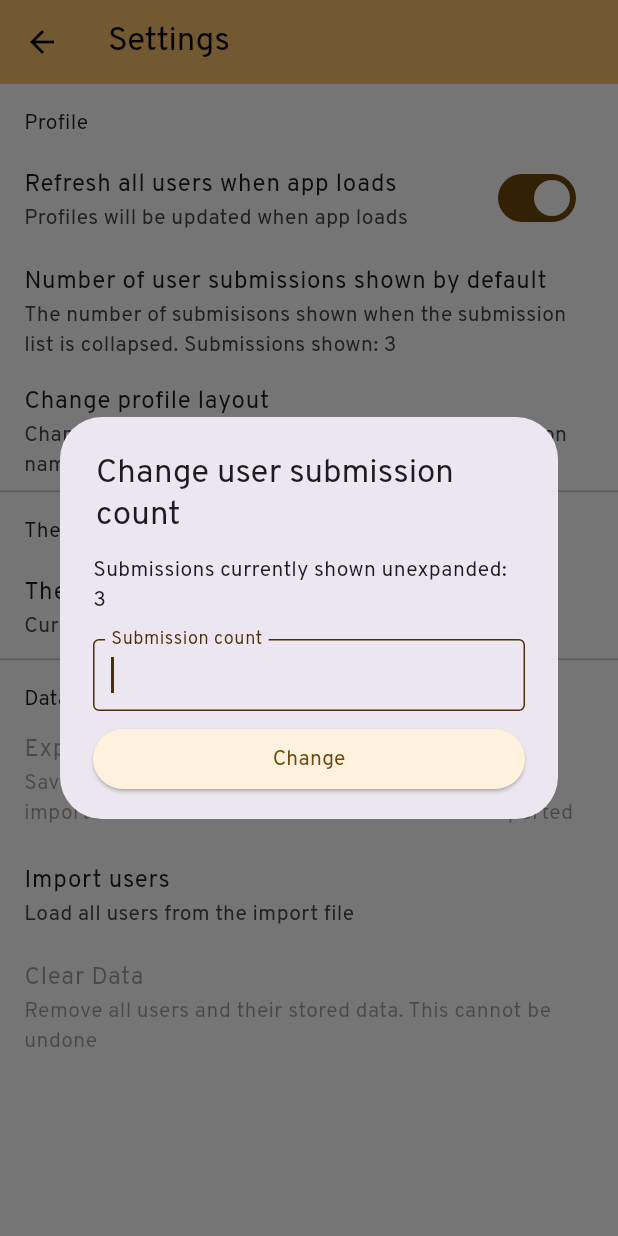
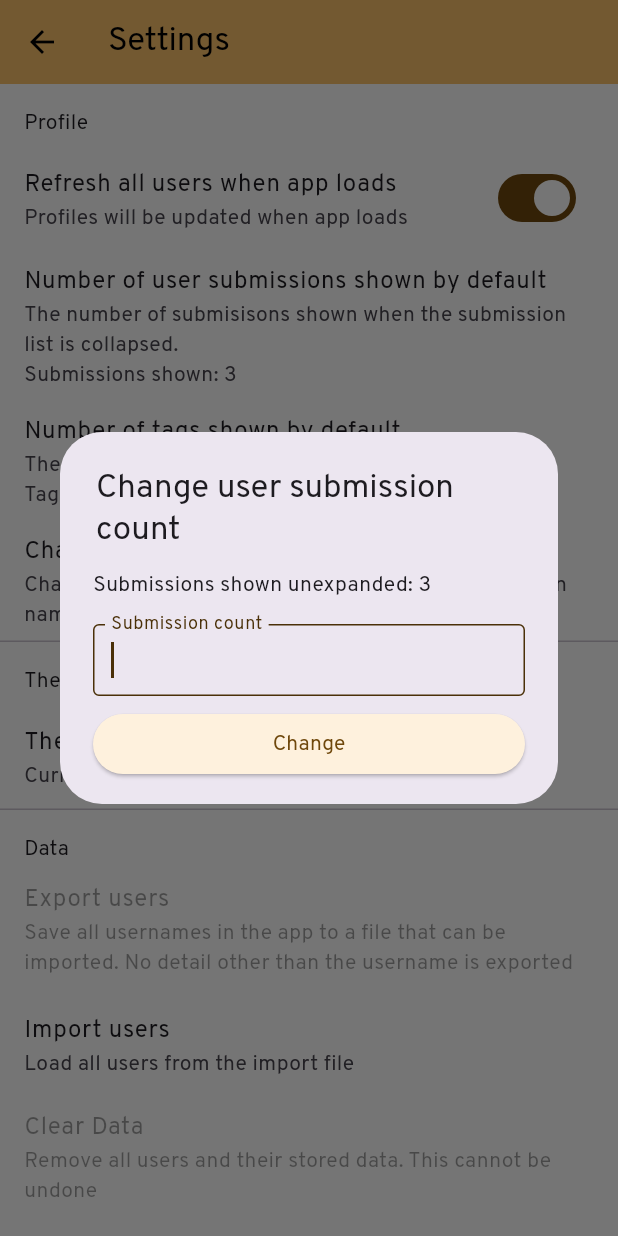
Before and after one commit to eterniter06/leetprofile, a Flutter app: the Settings screen opened directly, after a tap on "Number of user submissions shown by defa", on a phone screen of 412 x 824 dp. Run offline on Flutter 3.47's test engine with Material 2 defaults, Android fonts, the phone set to English and light mode, and no system bars; our stand-ins replace cached_network_image, csv, file_picker, fl_chart, flutter_heatmap_calendar, flutter_svg and 7 more; accounts and stored records are empty; generated files the repository leaves out were written again.

Commit message:
Add setting to set no. of tags shown before expanding

```diff
--- a/lib/database/settings_database.dart
+++ b/lib/database/settings_database.dart
@@ -69,4 +69,19 @@ class SettingsDatabase {
   static Future<void> saveProfileComponentsOrder(List<String> order) async {
     await _prefs!.setStringList('profileComponentOrder', order);
   }
+
+  static Future<void> changeNumberOfShownTags(int tags) async {
+    await _prefs!.setInt('tagsToShow', tags);
+  }
+
+  static int numberOfShownTags() {
+    int? count = _prefs!.getInt('tagsToShow');
+
+    if (count == null) {
+      int defaultSubmissionCount = 4;
+      changeNumberOfShownUserSubmissions(defaultSubmissionCount);
+      return defaultSubmissionCount;
+    }
+    return count;
+  }
 }
--- a/lib/pages/profile/components/skills_card.dart
+++ b/lib/pages/profile/components/skills_card.dart
@@ -1,5 +1,6 @@
 import 'package:flutter/material.dart';
 import 'package:ui_elements/change_notifiers/theme.dart';
+import 'package:ui_elements/database/settings_database.dart';
 
 import 'package:ui_elements/dataclass/user_class/userdata.dart';
 import 'package:ui_elements/interfaces.dart';
@@ -27,7 +28,7 @@ class SkillsCard extends StatefulWidget implements ClassName {
 }
 
 class _SkillsCardState extends State<SkillsCard> {
-  int minTags = 4;
+  late int minTags;
   List<Widget> intermediateWidgets = [];
   List<Widget> fundamentalWidgets = [];
   List<Widget> advancedWidgets = [];
@@ -35,6 +36,8 @@ class _SkillsCardState extends State<SkillsCard> {
   @override
   void initState() {
     super.initState();
+
+    minTags = SettingsDatabase.numberOfShownTags();
 
     if (widget.fundamentalSkills!.isNotEmpty) {
       for (TagsSolved skill in widget.fundamentalSkills!) {
--- a/lib/pages/settings/components/submission_count_dialog.dart
+++ b/lib/pages/settings/components/submission_count_dialog.dart
@@ -1,9 +1,18 @@
 import 'package:flutter/material.dart';
 
 class SubmissionCountDialogBox extends StatefulWidget {
-  const SubmissionCountDialogBox(
-      {required this.previousSubmissionCount, super.key});
+  const SubmissionCountDialogBox({
+    super.key,
+    required this.previousSubmissionCount,
+    required this.title,
+    this.semanticLabel,
+    this.subtitle,
+  });
+
   final int previousSubmissionCount;
+  final String title;
+  final String? subtitle;
+  final String? semanticLabel;
 
   @override
   State<SubmissionCountDialogBox> createState() =>
@@ -29,15 +38,14 @@ class _SubmissionCountDialogBoxState extends State<SubmissionCountDialogBox> {
   @override
   Widget build(BuildContext context) {
     return SimpleDialog(
-      title: const Text('Change user submission count'),
-      semanticLabel:
-          'Dialog box to change the number of user submissions shown by default',
+      title: Text(widget.title),
+      semanticLabel: widget.semanticLabel,
       children: [
-        Padding(
-          padding: const EdgeInsets.symmetric(horizontal: 22.0),
-          child: Text(
-              'Submissions currently shown unexpanded: ${widget.previousSubmissionCount}'),
-        ),
+        if (widget.subtitle != null)
+          Padding(
+            padding: const EdgeInsets.symmetric(horizontal: 22.0),
+            child: Text(widget.subtitle!),
+          ),
         Padding(
           padding: const EdgeInsets.fromLTRB(22, 16, 22, 8),
           child: Column(children: [
--- a/lib/pages/settings/settings.dart
+++ b/lib/pages/settings/settings.dart
@@ -30,12 +30,14 @@ class Settings extends StatefulWidget {
 class _SettingsState extends State<Settings> {
   late ThemeMode themeMode;
   late int submissionCount;
+  late int tagCount;
 
   @override
   void initState() {
     super.initState();
     themeMode = SettingsDatabase.themeMode();
     submissionCount = SettingsDatabase.numberOfShownUserSubmissions();
+    tagCount = SettingsDatabase.numberOfShownTags();
   }
 
   String _themeModeAsString(ThemeMode themeMode) {
@@ -90,18 +92,48 @@ class _SettingsState extends State<Settings> {
                 title:
                     const Text('Number of user submissions shown by default'),
                 description: Text(
-                    'The number of submisisons shown when the submission list is collapsed. Submissions shown: $submissionCount'),
+                    'The number of submisisons shown when the submission list is collapsed.\nSubmissions shown: $submissionCount'),
                 onTap: () async {
                   int? count = await showDialog(
                     context: context,
                     builder: (context) => SubmissionCountDialogBox(
-                        previousSubmissionCount: submissionCount),
+                      title: 'Change user submission count',
+                      subtitle:
+                          'Submissions shown unexpanded: $submissionCount',
+                      semanticLabel:
+                          'Dialog box to change the number of user submissions shown by default',
+                      previousSubmissionCount: submissionCount,
+                    ),
                   );
 
                   if (count != null) {
                     SettingsDatabase.changeNumberOfShownUserSubmissions(count);
                     setState(() {
                       submissionCount = count;
+                    });
+                  }
+                },
+              ),
+              SettingTile(
+                title: const Text('Number of tags shown by default'),
+                description: Text(
+                    'The number of problem tags shown by default.\nTags shown: $tagCount'),
+                onTap: () async {
+                  int? count = await showDialog(
+                    context: context,
+                    builder: (context) => SubmissionCountDialogBox(
+                      title: 'Change default tag count',
+                      subtitle: 'Tags shown by default: $tagCount',
+                      semanticLabel:
+                          'Dialog box to change the number of tags shown by default',
+                      previousSubmissionCount: tagCount,
+                    ),
+                  );
+
+                  if (count != null) {
+                    SettingsDatabase.changeNumberOfShownTags(count);
+                    setState(() {
+                      tagCount = count;
                     });
                   }
                 },
```
